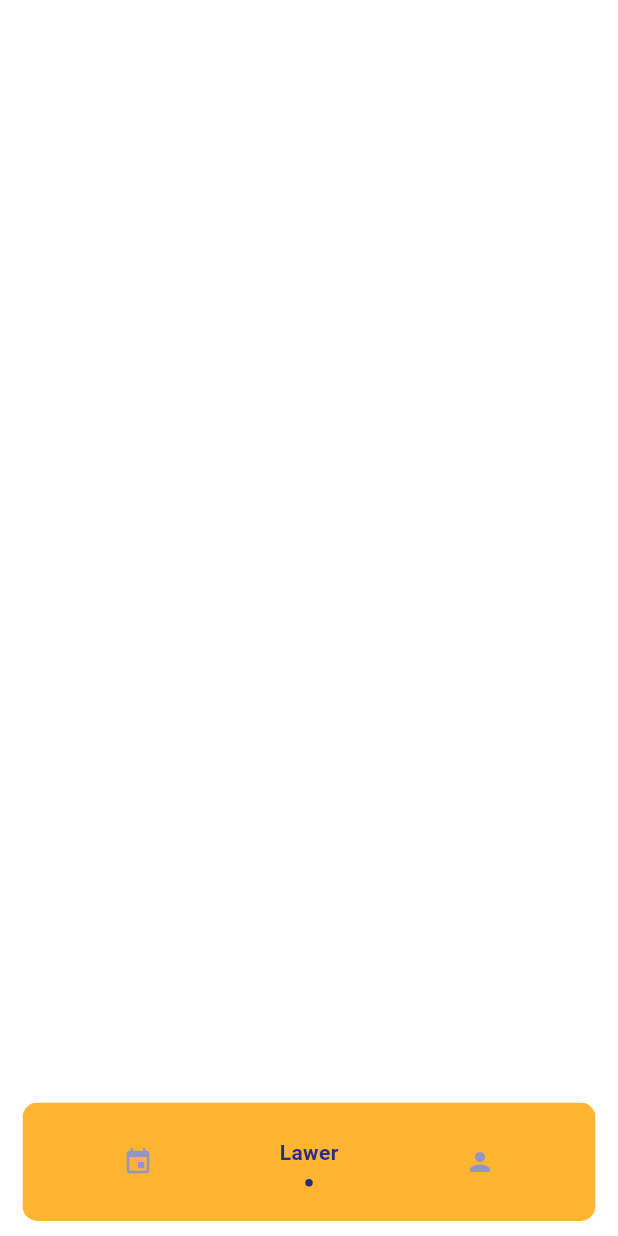
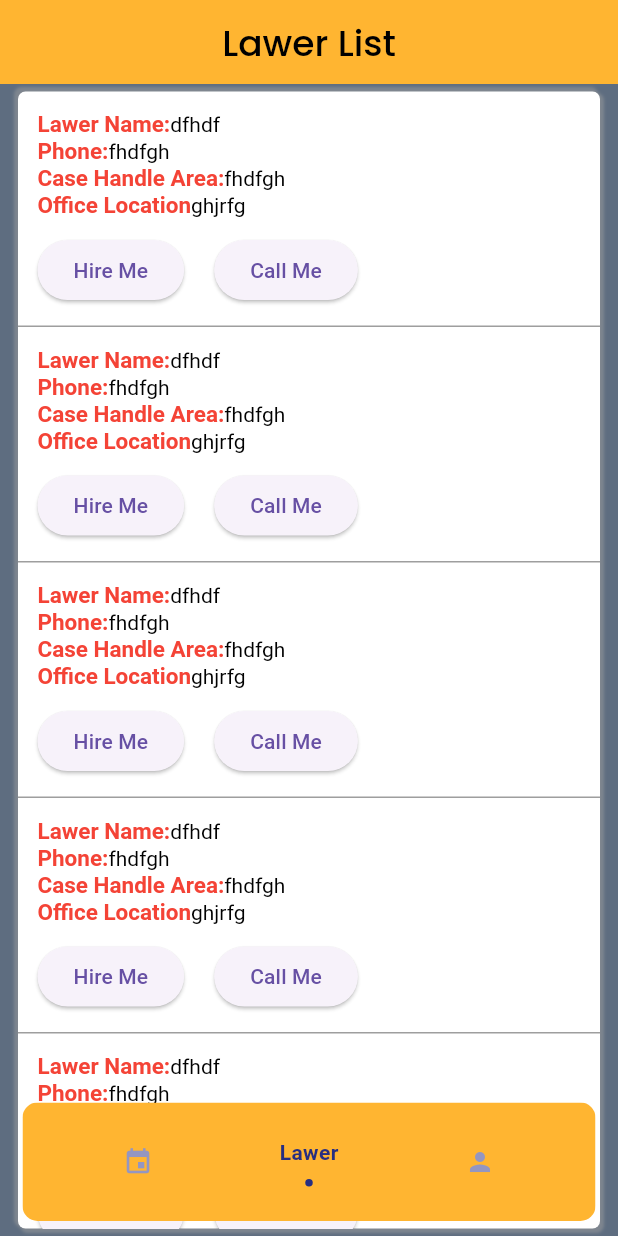
Before and after one commit to abdurrakibrafi/lawer_finder, a Flutter app: the BottomNaviApp screen opened by its route, item 2 of the bottom bar chosen, on a phone screen of 412 x 824 dp. Run offline on Flutter 3.47's test engine with Material 3 defaults, Android fonts, the light colour scheme and no system bars; drawn by our look-alikes of flashy_tab_bar2; our stand-ins replace avatar_glow, cloud_firestore, firebase_auth, firebase_core, fluttertoast, get and 3 more; accounts and stored records are empty.

Commit message:
lawer list

```diff
--- a/lawer_finder/lib/app/constants.dart
+++ b/lawer_finder/lib/app/constants.dart
@@ -2,4 +2,7 @@ class AppConstant {
   const AppConstant._();
   static const String appName = "Lawer Finder";
   static const String appTitle = "Save The Law Time";
+  static const String lawerTitle = "Lawer List";
+  static const String myProfile = "My Profile";
+
 }
--- a/lawer_finder/lib/controllers/common-controller.dart
+++ b/lawer_finder/lib/controllers/common-controller.dart
@@ -4,10 +4,12 @@ import 'package:flutter/material.dart';
 import 'package:get/get.dart';
 import 'package:lawer_finder/app/routes.dart';
 import 'package:lawer_finder/views/home/home-view.dart';
+import 'package:lawer_finder/views/lawer%20list%20screen/lawer_list_screen.dart';
+import 'package:lawer_finder/views/profile/profile_screen.dart';
 
 class CommonController extends GetxController {
   //bottom-nav
-  List page = [const HomeView(), Container(), Container(), Container()];
+  List page = [const HomeView(), LawerListScreen(), ProfileScreen()];
   var selectePageIndex = 0.obs;
 
   //bottom-action
--- a/lawer_finder/lib/views/home/home-view.dart
+++ b/lawer_finder/lib/views/home/home-view.dart
@@ -1,5 +1,4 @@
 import 'package:flutter/material.dart';
-import 'package:lawer_finder/app.dart';
 import 'package:lawer_finder/app/constants.dart';
 import 'package:lawer_finder/app/theme.dart';
 import 'package:lawer_finder/utils/theme/theme.dart';
--- /dev/null
+++ b/lawer_finder/lib/views/lawer list screen/lawer_list_screen.dart
@@ -0,0 +1,121 @@
+// ignore_for_file: prefer_const_constructors, prefer_const_literals_to_create_immutables
+
+import 'package:flutter/material.dart';
+import 'package:lawer_finder/app/constants.dart';
+import 'package:lawer_finder/app/theme.dart';
+import 'package:lawer_finder/widgets/custom_rich_text.dart';
+import 'package:lawer_finder/widgets/text.dart';
+
+class LawerListScreen extends StatefulWidget {
+  const LawerListScreen({Key? key}) : super(key: key);
+
+  @override
+  State<LawerListScreen> createState() => _LawerListScreenState();
+}
+
+class _LawerListScreenState extends State<LawerListScreen> {
+  @override
+  Widget build(BuildContext context) {
+    return Scaffold(
+      backgroundColor: AppTheme.primaryColor.withOpacity(0.9),
+      appBar: AppBar(
+        automaticallyImplyLeading: false,
+        backgroundColor: AppTheme.higlightColor,
+        centerTitle: true,
+        title: PText(
+          text: AppConstant.lawerTitle,
+          fontSize: 24.0,
+        ),
+      ),
+      body: Padding(
+        padding: EdgeInsets.fromLTRB(12, 5, 12, 5),
+        child: InkWell(
+          onTap: () {
+            // Handle the onTap action
+          },
+          child: Container(
+            decoration: BoxDecoration(
+              color: Colors.white,
+              borderRadius: BorderRadius.circular(5),
+              boxShadow: [
+                BoxShadow(
+                  color: Colors.grey.withOpacity(0.5),
+                  spreadRadius: 0.5,
+                  blurRadius: 1,
+                  offset: Offset(2, 2),
+                ),
+                BoxShadow(
+                  color: Colors.grey.withOpacity(0.5),
+                  spreadRadius: 0.5,
+                  blurRadius: 1,
+                  offset: Offset(-2, -2),
+                ),
+              ],
+            ),
+            child: ListView.separated(
+              itemCount: 5,
+              separatorBuilder: (context, index) => Divider(
+                color: Colors.grey, // Customize the color of the divider
+                height: 1, // Adjust the height of the divider
+              ),
+              itemBuilder: (context, index) {
+                return Padding(
+                  padding: const EdgeInsets.all(8.0),
+                  child: SizedBox(
+                    child: Padding(
+                      padding: const EdgeInsets.all(5.0),
+                      child: Column(
+                        mainAxisAlignment: MainAxisAlignment.start,
+                        crossAxisAlignment: CrossAxisAlignment.start,
+                        children: [
+                          CustomRichText(
+                            title: 'Lawer Name:',
+                            subtitle: 'dfhdf',
+                          ),
+                          CustomRichText(
+                            title: 'Phone:',
+                            subtitle: 'fhdfgh',
+                          ),
+                          CustomRichText(
+                            title: 'Case Handle Area:',
+                            subtitle: 'fhdfgh',
+                          ),
+                          CustomRichText(
+                            title: 'Office Location',
+                            subtitle: 'ghjrfg',
+                          ),
+                          SizedBox(
+                            height: 10,
+                          ),
+                          Row(
+                            children: [
+                              ElevatedButton(
+                                onPressed: () {
+                                  // Handle button press
+                                },
+                                child: Text("Hire Me"),
+                              ),
+                              SizedBox(
+                                width: 20,
+                              ),
+                              ElevatedButton(
+                                onPressed: () {
+                                  // Handle button press
+                                },
+                                child: Text("Call Me"),
+                              ),
+                            ],
+                          ),
+                        ],
+                      ),
+                    ),
+                  ),
+                );
+              },
+            ),
+          ),
+        ),
+      ),
+    );
+  }
+}
--- /dev/null
+++ b/lawer_finder/lib/views/profile/profile_screen.dart
@@ -0,0 +1,31 @@
+import 'package:flutter/material.dart';
+import 'package:lawer_finder/app/constants.dart';
+import 'package:lawer_finder/app/theme.dart';
+import 'package:lawer_finder/widgets/text.dart';
+class ProfileScreen extends StatefulWidget {
+  const ProfileScreen({super.key});
+
+  @override
+  State<ProfileScreen> createState() => _ProfileScreenState();
+}
+
+class _ProfileScreenState extends State<ProfileScreen> {
+  @override
+  Widget build(BuildContext context) {
+    return Scaffold(
+      backgroundColor: AppTheme.primaryColor.withOpacity(0.9),
+      appBar: AppBar(
+        automaticallyImplyLeading: false,
+        backgroundColor: AppTheme.higlightColor,
+        centerTitle: true,
+        title: PText(
+          text: AppConstant.myProfile,
+          fontSize: 24.0,
+        ),
+      ),
+      body: Center(
+        child: Text("On Going"),
+      ),
+    );
+  }
+}
--- /dev/null
+++ b/lawer_finder/lib/widgets/custom_rich_text.dart
@@ -0,0 +1,43 @@
+// ignore_for_file: prefer_const_constructors
+
+import 'package:flutter/material.dart';
+
+
+class CustomRichText extends StatelessWidget {
+  final String title;
+  final String subtitle;
+
+  const CustomRichText({
+    Key? key,
+    required this.title,
+    required this.subtitle,
+  }) : super(key: key);
+
+  @override
+  Widget build(BuildContext context) {
+    List<String> words = subtitle.split(' ');
+    String truncatedSubtitle =
+    words.length <= 4 ? subtitle : '${words.sublist(0, 5).join(' ')}...';
+    return RichText(
+      text: TextSpan(
+        children: [
+          TextSpan(
+            text: title,
+            style: TextStyle(
+              fontWeight: FontWeight.bold,
+              color: Colors.red,
+              fontSize: 15,
+            ),
+          ),
+          TextSpan(
+            text: truncatedSubtitle,
+            style: TextStyle(
+              color: Colors.black,
+              fontSize: 14,
+            ),
+          ),
+        ],
+      ),
+    );
+  }
+}
```
Also changed, not shown: lawer_finder/lib/firebase_options.dart (added), 5 other files.
